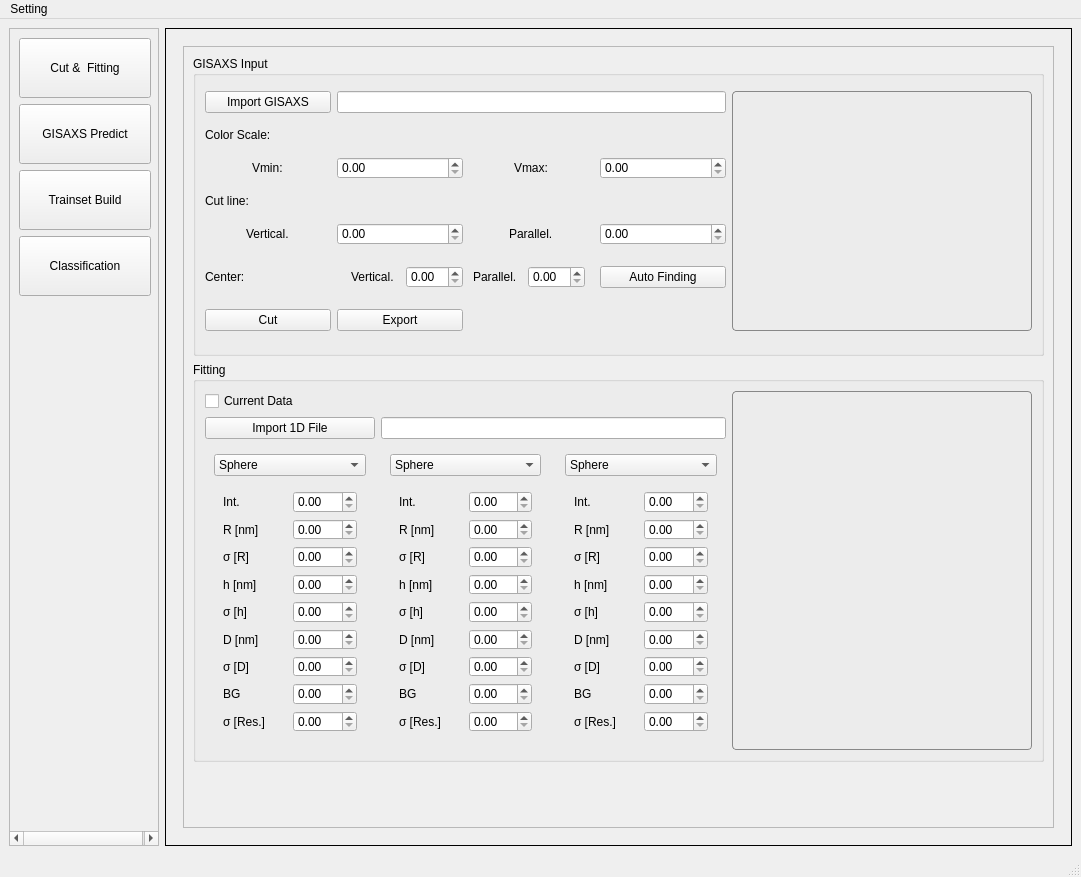
The window that ui/main_window.ui (zyffcc/gisaxs_gui) describes before a commit, drawn with Qt 5.
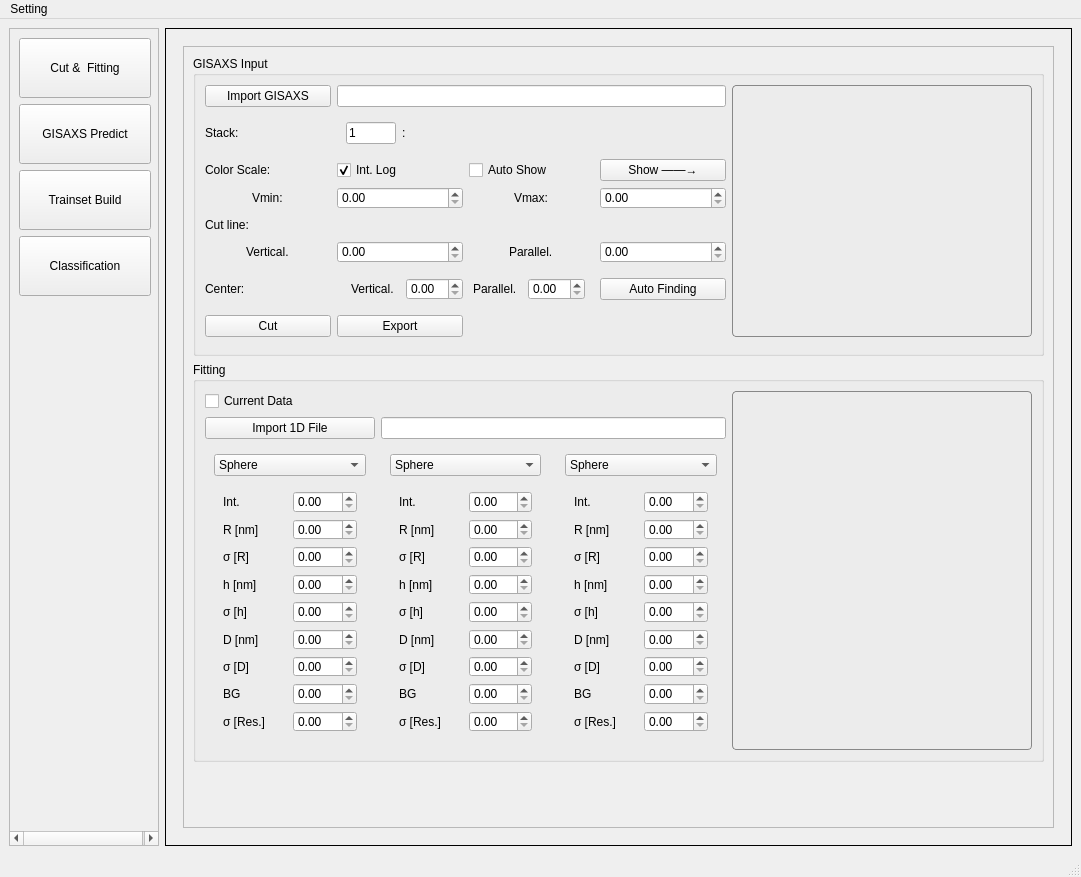
The same window after the commit. The open tabs and pages were chosen to show the change.

What changed in the file:
```diff
--- a/ui/main_window.ui
+++ b/ui/main_window.ui
@@ -6376,57 +6376,126 @@
                   <string>GISAXS Input</string>
                  </property>
                  <layout class="QGridLayout" name="gridLayout_23">
+                  <item row="1" column="0">
+                   <widget class="QLabel" name="gisaxsInputStackLabel">
+                    <property name="minimumSize">
+                     <size>
+                      <width>0</width>
+                      <height>20</height>
+                     </size>
+                    </property>
+                    <property name="maximumSize">
+                     <size>
+                      <width>16777215</width>
+                      <height>20</height>
+                     </size>
+                    </property>
+                    <property name="text">
+                     <string>Stack:</string>
+                    </property>
+                   </widget>
+                  </item>
+                  <item row="0" column="1" colspan="3">
+                   <widget class="QLineEdit" name="gisaxsInputImportButtonValue"/>
+                  </item>
+                  <item row="5" column="2" alignment="Qt::AlignHCenter">
+                   <widget class="QLabel" name="gisaxsInputCutLineParallelLabel">
+                    <property name="text">
+                     <string>Parallel.</string>
+                    </property>
+                   </widget>
+                  </item>
+                  <item row="4" column="0">
+                   <widget class="QLabel" name="gisaxsInputCutLineLabel">
+                    <property name="minimumSize">
+                     <size>
+                      <width>0</width>
+                      <height>20</height>
+                     </size>
+                    </property>
+                    <property name="maximumSize">
+                     <size>
+                      <width>16777215</width>
+                      <height>20</height>
+                     </size>
+                    </property>
+                    <property name="text">
+                     <string>Cut line:</string>
+                    </property>
+                   </widget>
+                  </item>
+                  <item row="1" column="1" colspan="3">
+                   <widget class="QWidget" name="gisaxsInputStackWidget" native="true">
+                    <layout class="QHBoxLayout" name="horizontalLayout_11">
+                     <item>
+                      <widget class="QLineEdit" name="gisaxsInputStackValue">
+                       <property name="sizePolicy">
+                        <sizepolicy hsizetype="Preferred" vsizetype="Fixed">
+                         <horstretch>0</horstretch>
+                         <verstretch>0</verstretch>
+                        </sizepolicy>
+                       </property>
+                       <property name="maximumSize">
+                        <size>
+                         <width>50</width>
+                         <height>16777215</height>
+                        </size>
+                       </property>
+                       <property name="text">
+                        <string>1</string>
+                       </property>
+                      </widget>
+                     </item>
+                     <item>
+                      <widget class="QLabel" name="gisaxsInputStackColonLabel">
+                       <property name="minimumSize">
+                        <size>
+                         <width>0</width>
+                         <height>20</height>
+                        </size>
+                       </property>
+                       <property name="maximumSize">
+                        <size>
+                         <width>5</width>
+                         <height>20</height>
+                        </size>
+                       </property>
+                       <property name="text">
+                        <string>:</string>
+                       </property>
+                      </widget>
+                     </item>
+                     <item>
+                      <widget class="QLabel" name="gisaxsInputStackDisplayLabel">
+                       <property name="text">
+                        <string/>
+                       </property>
+                      </widget>
+                     </item>
+                    </layout>
+                   </widget>
+                  </item>
                   <item row="5" column="3">
-                   <widget class="QPushButton" name="gisaxsInputCenterAutoFindingButton">
-                    <property name="minimumSize">
-                     <size>
-                      <width>50</width>
-                      <height>0</height>
-                     </size>
-                    </property>
-                    <property name="text">
-                     <string>Auto Finding</string>
-                    </property>
-                   </widget>
+                   <widget class="QDoubleSpinBox" name="gisaxsInputCutLineParallelValue"/>
                   </item>
-                  <item row="4" column="1">
-                   <widget class="QDoubleSpinBox" name="gisaxsInputCutLineVerticalValue"/>
-                  </item>
-                  <item row="0" column="4" rowspan="7">
-                   <widget class="QGraphicsView" name="gisaxsInputGraphicsView">
-                    <property name="maximumSize">
-                     <size>
-                      <width>300</width>
-                      <height>16777215</height>
-                     </size>
-                    </property>
-                    <property name="styleSheet">
-                     <string notr="true">QGraphicsView {
-    background: transparent;
-    border: 1px solid #888888; 
-    border-radius: 4px;  
-}</string>
-                    </property>
-                   </widget>
-                  </item>
-                  <item row="2" column="3">
+                  <item row="3" column="3">
                    <widget class="QDoubleSpinBox" name="gisaxsInputVmaxValue"/>
                   </item>
-                  <item row="2" column="0" alignment="Qt::AlignHCenter">
+                  <item row="3" column="0" alignment="Qt::AlignHCenter">
                    <widget class="QLabel" name="gisaxsInputVminLabel">
                     <property name="text">
                      <string>Vmin:</string>
                     </property>
                    </widget>
                   </item>
-                  <item row="2" column="2" alignment="Qt::AlignHCenter">
-                   <widget class="QLabel" name="gisaxsInputVmaxLabel">
+                  <item row="6" column="0">
+                   <widget class="QLabel" name="gisaxsInputCenterLabel">
                     <property name="text">
-                     <string>Vmax:</string>
+                     <string>Center:</string>
                     </property>
                    </widget>
                   </item>
-                  <item row="5" column="1" colspan="2">
+                  <item row="6" column="1" colspan="2">
                    <widget class="QWidget" name="gisaxsInputCutLineCenterWidget" native="true">
                     <layout class="QHBoxLayout" name="horizontalLayout_10">
                      <item alignment="Qt::AlignHCenter">
@@ -6452,46 +6521,34 @@
                     </layout>
                    </widget>
                   </item>
-                  <item row="4" column="0" alignment="Qt::AlignHCenter">
+                  <item row="5" column="0" alignment="Qt::AlignHCenter">
                    <widget class="QLabel" name="gisaxsInputCutLineVerticalLabel">
                     <property name="text">
                      <string>Vertical.</string>
                     </property>
                    </widget>
                   </item>
-                  <item row="0" column="1" colspan="3">
-                   <widget class="QLineEdit" name="gisaxsInputImportButtonValue"/>
-                  </item>
-                  <item row="4" column="3">
-                   <widget class="QDoubleSpinBox" name="gisaxsInputCutLineParallelValue"/>
-                  </item>
-                  <item row="5" column="0">
-                   <widget class="QLabel" name="gisaxsInputCenterLabel">
-                    <property name="text">
-                     <string>Center:</string>
-                    </property>
-                   </widget>
-                  </item>
-                  <item row="1" column="0">
-                   <widget class="QLabel" name="gisaxsInputColorScaleLabel">
+                  <item row="6" column="3">
+                   <widget class="QPushButton" name="gisaxsInputCenterAutoFindingButton">
                     <property name="minimumSize">
                      <size>
-                      <width>0</width>
-                      <height>20</height>
+                      <width>50</width>
+                      <height>0</height>
                      </size>
                     </property>
-                    <property name="maximumSize">
-                     <size>
-                      <width>16777215</width>
-                      <height>20</height>
-                     </size>
+                    <property name="text">
+                     <string>Auto Finding</string>
                     </property>
+                   </widget>
+                  </item>
+                  <item row="2" column="2">
+                   <widget class="QCheckBox" name="gisaxsInputAutoShowCheckBox">
                     <property name="text">
-                     <string>Color Scale:</string>
+                     <string>Auto Show</string>
                     </property>
                    </widget>
                   </item>
-                  <item row="6" column="1">
+                  <item row="7" column="1">
                    <widget class="QPushButton" name="gisaxsInputExportButton">
                     <property name="minimumSize">
                      <size>
@@ -6504,25 +6561,8 @@
                     </property>
                    </widget>
                   </item>
-                  <item row="6" column="0">
-                   <widget class="QPushButton" name="gisaxsInputCutButton">
-                    <property name="minimumSize">
-                     <size>
-                      <width>50</width>
-                      <height>0</height>
-                     </size>
-                    </property>
-                    <property name="text">
-                     <string>Cut</string>
-                    </property>
-                   </widget>
-                  </item>
-                  <item row="4" column="2" alignment="Qt::AlignHCenter">
-                   <widget class="QLabel" name="gisaxsInputCutLineParallelLabel">
-                    <property name="text">
-                     <string>Parallel.</string>
-                    </property>
-                   </widget>
+                  <item row="3" column="1">
+                   <widget class="QDoubleSpinBox" name="gisaxsInputVminValue"/>
                   </item>
                   <item row="0" column="0">
                    <widget class="QPushButton" name="gisaxsInputImportButton">
@@ -6537,11 +6577,28 @@
                     </property>
                    </widget>
                   </item>
-                  <item row="2" column="1">
-                   <widget class="QDoubleSpinBox" name="gisaxsInputVminValue"/>
+                  <item row="3" column="2" alignment="Qt::AlignHCenter">
+                   <widget class="QLabel" name="gisaxsInputVmaxLabel">
+                    <property name="text">
+                     <string>Vmax:</string>
+                    </property>
+                   </widget>
                   </item>
-                  <item row="3" column="0">
-                   <widget class="QLabel" name="gisaxsInputCutLineLabel">
+                  <item row="7" column="0">
+                   <widget class="QPushButton" name="gisaxsInputCutButton">
+                    <property name="minimumSize">
+                     <size>
+                      <width>50</width>
+                      <height>0</height>
+                     </size>
+                    </property>
+                    <property name="text">
+                     <string>Cut</string>
+                    </property>
+                   </widget>
+                  </item>
+                  <item row="2" column="0">
+                   <widget class="QLabel" name="gisaxsInputColorScaleLabel">
                     <property name="minimumSize">
                      <size>
                       <width>0</width>
@@ -6555,7 +6612,50 @@
                      </size>
                     </property>
                     <property name="text">
-                     <string>Cut line:</string>
+                     <string>Color Scale:</string>
+                    </property>
+                   </widget>
+                  </item>
+                  <item row="5" column="1">
+                   <widget class="QDoubleSpinBox" name="gisaxsInputCutLineVerticalValue"/>
+                  </item>
+                  <item row="0" column="4" rowspan="8">
+                   <widget class="QGraphicsView" name="gisaxsInputGraphicsView">
+                    <property name="maximumSize">
+                     <size>
+                      <width>300</width>
+                      <height>16777215</height>
+                     </size>
+                    </property>
+                    <property name="styleSheet">
+                     <string notr="true">QGraphicsView {
+    background: transparent;
+    border: 1px solid #888888; 
+    border-radius: 4px;  
+}</string>
+                    </property>
+                   </widget>
+                  </item>
+                  <item row="2" column="3">
+                   <widget class="QPushButton" name="gisaxsInputShowButton">
+                    <property name="minimumSize">
+                     <size>
+                      <width>50</width>
+                      <height>0</height>
+                     </size>
+                    </property>
+                    <property name="text">
+                     <string>Show ——→</string>
+                    </property>
+                   </widget>
+                  </item>
+                  <item row="2" column="1">
+                   <widget class="QCheckBox" name="gisaxsInputIntLogCheckBox">
+                    <property name="text">
+                     <string>Int. Log</string>
+                    </property>
+                    <property name="checked">
+                     <bool>true</bool>
                     </property>
                    </widget>
                   </item>
```
Left out of the diff: 14 changed lines with no effect on the pictures.
